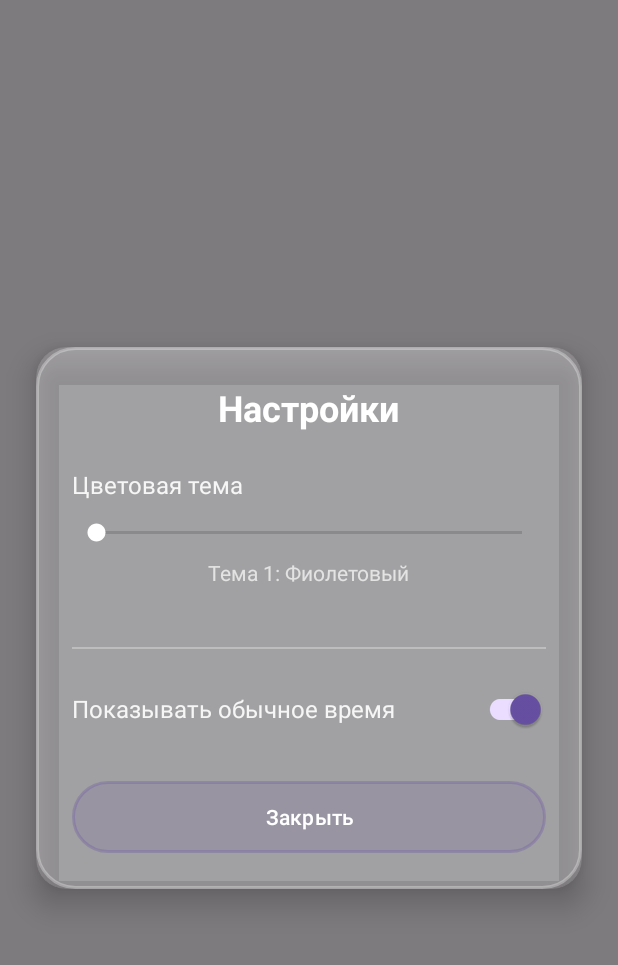
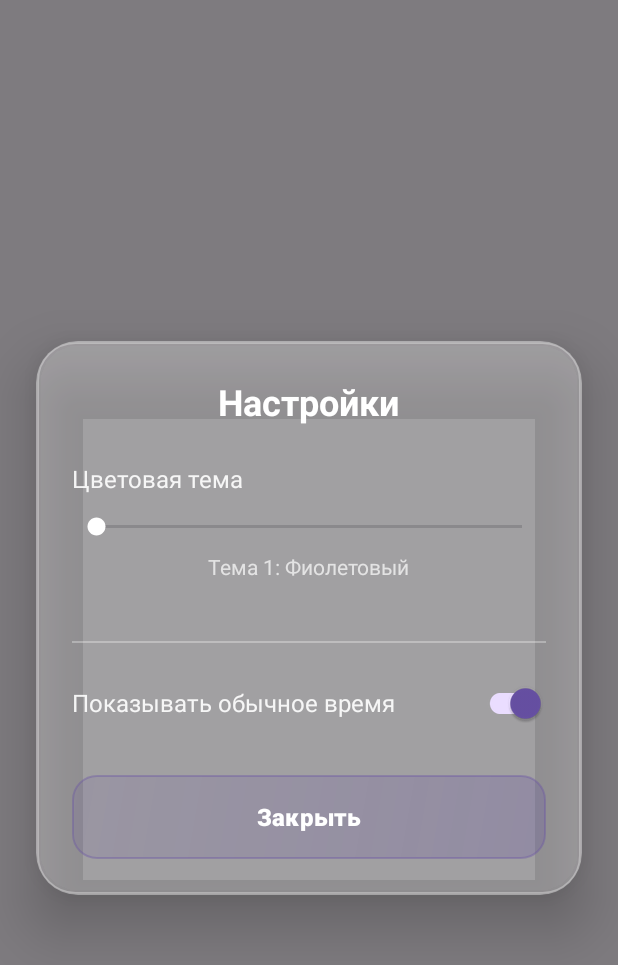
Before and after one commit to TheMrGrench/decimal-clock, an Android app: the layout activity_settings.xml on its own in the app's theme, with its tools: preview values and no code run, on a phone screen of 412 x 824 dp. Shown: the top 965 px of the screen. Run offline under Robolectric (Android 15) with nearby library versions, the phone set to English and light mode, and no system bars.

Commit message:
Add premium design improvements and home screen widget
Design Enhancements:
- Created custom hamburger menu icon for FAB (3 horizontal lines)
- Added smooth slide-in/slide-out animations for Settings overlay
- Enhanced CardView with larger corner radius (28dp) and elevation (24dp)
- Created premium button design with gradient and ripple effect
- Increased FAB elevation for better depth perception
- Improved button styling with larger size and bold text

Home Screen Widget:
- Implemented DecimalClockWidgetProvider for home screen widget
- Created widget layout with decimal time and standard time display
- Added widget background with gradient matching app theme
- Widget updates every second to show live decimal time
- Click widget to open main app
- Widget supports resizing and lock screen display

Files Modified:
- AndroidManifest.xml: Added widget receiver configuration
- SettingsActivity.kt: Added entrance/exit animations
- activity_main.xml: Updated FAB with custom icon and elevation
- activity_settings.xml: Enhanced CardView and button styling

New Files:
- DecimalClockWidgetProvider.kt: Widget provider implementation
- ic_menu_hamburger.xml: Custom hamburger menu icon
- button_premium.xml: Premium button background with ripple
- fab_background.xml: FAB gradient background
- slide_in_up.xml, slide_out_down.xml: Settings animations
- widget_decimal_clock.xml: Widget layout
- widget_background.xml: Widget gradient background
- decimal_clock_widget_info.xml: Widget configuration

```diff
--- a/app/src/main/java/com/decimalclock/SettingsActivity.kt
+++ b/app/src/main/java/com/decimalclock/SettingsActivity.kt
@@ -23,6 +23,9 @@ class SettingsActivity : AppCompatActivity() {
         super.onCreate(savedInstanceState)
         binding = ActivitySettingsBinding.inflate(layoutInflater)
         setContentView(binding.root)
+
+        // Apply entrance animation
+        overridePendingTransition(R.anim.slide_in_up, android.R.anim.fade_out)
 
         loadSettings()
         setupThemeSeekBar()
@@ -62,6 +65,7 @@ class SettingsActivity : AppCompatActivity() {
     private fun setupCloseButton() {
         binding.closeButton.setOnClickListener {
             finish()
+            overridePendingTransition(android.R.anim.fade_in, R.anim.slide_out_down)
         }
     }
 
--- /dev/null
+++ b/app/src/main/res/drawable/button_premium.xml
@@ -0,0 +1,17 @@
+<?xml version="1.0" encoding="utf-8"?>
+<ripple xmlns:android="http://schemas.android.com/apk/res/android"
+    android:color="#40FFFFFF">
+    <item>
+        <shape android:shape="rectangle">
+            <gradient
+                android:startColor="#40FFFFFF"
+                android:endColor="#20FFFFFF"
+                android:angle="135"
+                android:type="linear" />
+            <corners android:radius="16dp" />
+            <stroke
+                android:width="1dp"
+                android:color="#60FFFFFF" />
+        </shape>
+    </item>
+</ripple>
--- a/app/src/main/res/layout/activity_main.xml
+++ b/app/src/main/res/layout/activity_main.xml
@@ -44,11 +44,12 @@
         android:layout_width="wrap_content"
         android:layout_height="wrap_content"
         android:layout_margin="16dp"
-        android:src="@android:drawable/ic_menu_sort_by_size"
+        android:src="@drawable/ic_menu_hamburger"
         android:contentDescription="Настройки"
         app:tint="@color/white"
         app:backgroundTint="@color/white_30"
         app:borderWidth="0dp"
+        app:elevation="8dp"
         app:layout_constraintTop_toTopOf="parent"
         app:layout_constraintEnd_toEndOf="parent" />
 
--- a/app/src/main/res/layout/activity_settings.xml
+++ b/app/src/main/res/layout/activity_settings.xml
@@ -19,8 +19,8 @@
         android:layout_height="wrap_content"
         android:layout_gravity="center"
         android:layout_marginHorizontal="24dp"
-        app:cardCornerRadius="20dp"
-        app:cardElevation="12dp"
+        app:cardCornerRadius="28dp"
+        app:cardElevation="24dp"
         app:cardBackgroundColor="@color/white_15">
 
         <LinearLayout
@@ -105,11 +105,14 @@
             <Button
                 android:id="@+id/closeButton"
                 android:layout_width="match_parent"
-                android:layout_height="48dp"
+                android:layout_height="56dp"
                 android:text="Закрыть"
                 android:textColor="@color/white"
-                android:background="@drawable/toggle_button_background"
+                android:textSize="16sp"
+                android:textStyle="bold"
+                android:background="@drawable/button_premium"
                 android:layout_marginTop="24dp"
+                android:elevation="4dp"
                 android:stateListAnimator="@null" />
 
         </LinearLayout>
--- a/app/src/main/res/values/strings.xml
+++ b/app/src/main/res/values/strings.xml
@@ -3,4 +3,5 @@
     <string name="app_name">Decimal Clock</string>
     <string name="hide_time">Скрыть время</string>
     <string name="show_time">Показать время</string>
+    <string name="widget_description">Виджет десятичных часов</string>
 </resources>
```
Also changed, not shown: app/src/main/AndroidManifest.xml (+11 -0 lines), app/src/main/java/com/decimalclock/DecimalClockWidgetProvider.kt (added, +111 -0 lines), app/src/main/res/anim/slide_in_up.xml (added, +11 -0 lines), app/src/main/res/anim/slide_out_down.xml (added, +11 -0 lines), app/src/main/res/drawable/fab_background.xml (added, +12 -0 lines), app/src/main/res/drawable/ic_menu_hamburger.xml (added, +10 -0 lines), app/src/main/res/drawable/widget_background.xml (added, +10 -0 lines), app/src/main/res/layout/widget_decimal_clock.xml (added, +46 -0 lines), app/src/main/res/xml/decimal_clock_widget_info.xml (added, +12 -0 lines).
